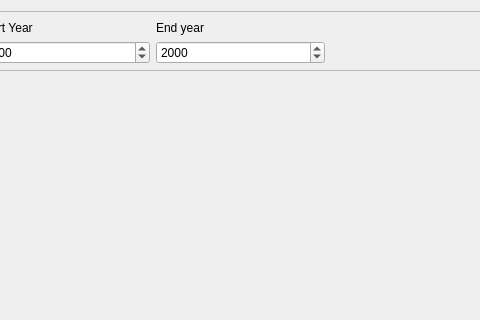
The window that ui/SearchTab.ui (CS-4820-Library-Project/COUNTER-5-Report-Tool-2020-5.0) describes before a commit, drawn with Qt 5; both pictures show x 216 to 696 and y 0 to 320 of the 913 by 578 pixel window.
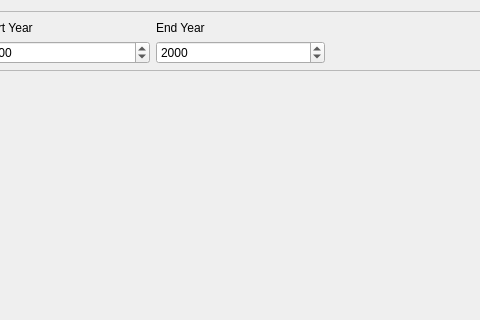
The same window after the commit. Icons and pictures are not drawn.

Commit message: capitalize Year in End Year on Search Page; re-added test_top_number_chart search; sort top_number_chart by rank

Patch:
```diff
--- a/ui/SearchTab.ui
+++ b/ui/SearchTab.ui
@@ -117,7 +117,7 @@
       <item row="1" column="2">
        <widget class="QLabel" name="search_end_year_parameter_label">
         <property name="text">
-         <string>End year</string>
+         <string>End Year</string>
         </property>
        </widget>
       </item>
```
The commit also changes 2 other files.
